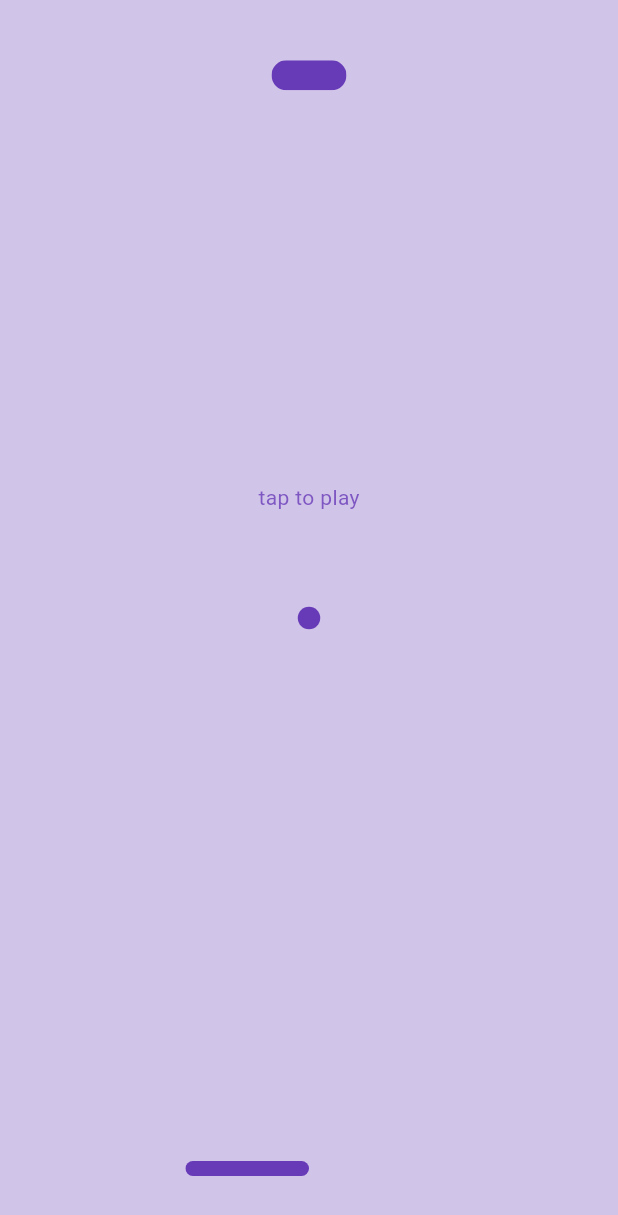
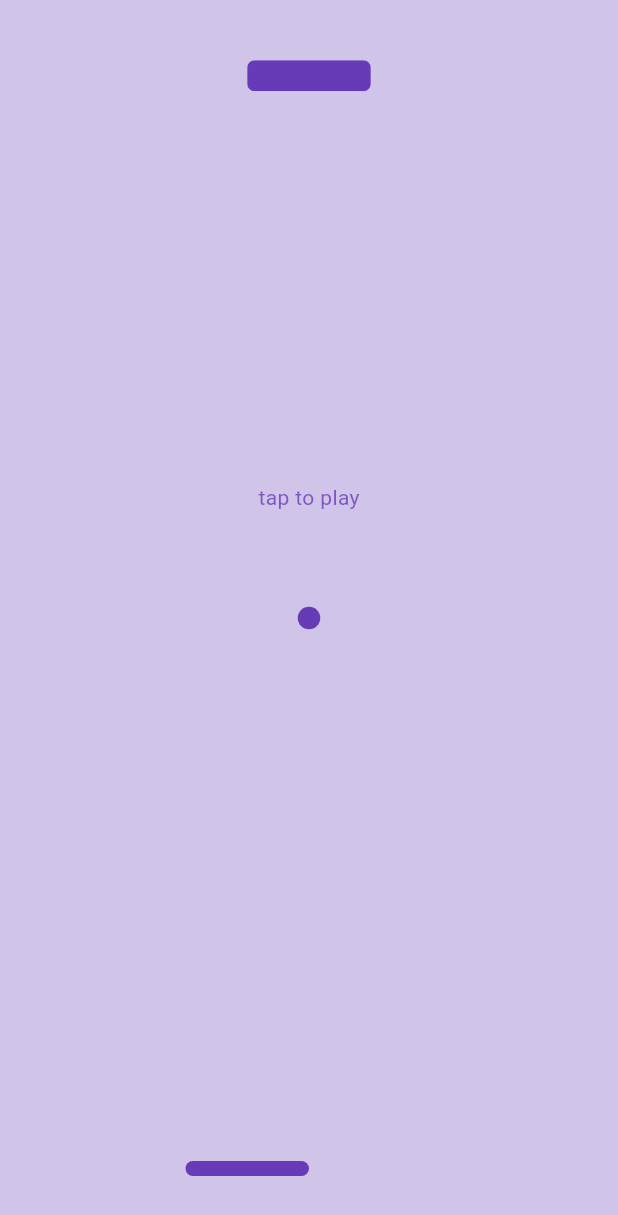
Before and after one commit to fernandojosecc/brick_breaker, a Flutter app: the screen it shows after launch, on a phone screen of 412 x 824 dp. Shown: the top 1215 px of the screen. Run offline on Flutter 3.47's test engine with Material 3 defaults, Android fonts, the phone set to English and light mode, and no system bars.

Commit message:
Finishing adding the brick and making it break with the ball too

```diff
--- /dev/null
+++ b/lib/brick.dart
@@ -0,0 +1,34 @@
+import 'package:flutter/material.dart';
+
+class MyBrick extends StatelessWidget {
+  final brickX;
+  final brickY;
+  final brickHeight;
+  final brickWidth;
+  final bool brickBroken;
+
+  MyBrick({
+    this.brickHeight,
+    this.brickWidth,
+    this.brickX,
+    this.brickY,
+    required this.brickBroken,
+  });
+
+  @override
+  Widget build(BuildContext context) {
+    return brickBroken
+        ? Container()
+        : Container(
+          alignment: Alignment(brickX, brickY),
+          child: ClipRRect(
+            borderRadius: BorderRadius.circular(5),
+            child: Container(
+              height: MediaQuery.of(context).size.height * brickHeight / 2,
+              width: MediaQuery.of(context).size.width * brickWidth / 2,
+              color: Colors.deepPurple,
+            ),
+          ),
+        );
+  }
+}
--- a/lib/homepage.dart
+++ b/lib/homepage.dart
@@ -1,4 +1,5 @@
 import 'package:brick_breaker/ball.dart';
+import 'package:brick_breaker/brick.dart';
 import 'package:brick_breaker/coverscreen.dart';
 import 'package:brick_breaker/gameoverscreen.dart';
 import 'package:brick_breaker/player.dart';
@@ -43,8 +44,9 @@ class _HomePageState extends State<HomePage> {
   //brick variables
   double brickX = 0;
   double brickY = -0.9;
-  double brickWidth = 0.04; //out of 2
-  double brickHeight = 0.1; //out of 2
+  double brickWidth = 0.4; //out of 2
+  double brickHeight = 0.05; //out of 2
+  bool brickBroken = false;
 
   //game settings
   bool hasGameStarted = false;
@@ -64,7 +66,22 @@ class _HomePageState extends State<HomePage> {
         timer.cancel();
         isGameOver = true;
       }
+
+      //Check if brick is hit
+      checkForBrokenBricks();
     });
+  }
+
+  void checkForBrokenBricks() {
+    //checks for when ball hits bottom of brick
+    if (ballX >= brickX &&
+        ballX <= brickX + brickWidth &&
+        ballY <= brickY + brickHeight &&
+        brickBroken == false) {
+      setState(() {
+        brickBroken = true;
+      });
+    }
   }
 
   //is player dead
@@ -73,7 +90,6 @@ class _HomePageState extends State<HomePage> {
     if (ballY >= 1) {
       return true;
     }
-
     return false;
   }
 
@@ -155,18 +171,13 @@ class _HomePageState extends State<HomePage> {
                 MyPlayer(playerX: playerX, playerWidth: playerWidth),
 
                 //bricks
-                Container(
-                  alignment: Alignment(0, -0.9),
-                  child: ClipRRect(
-                    borderRadius: BorderRadius.circular(10),
-                    child: Container(
-                      height: 20,
-                      width: 50,
-                      color: Colors.deepPurple,
-                    ),
-                  ),
+                MyBrick(
+                  brickX: brickX,
+                  brickY: brickY,
+                  brickWidth: brickWidth,
+                  brickHeight: brickHeight,
+                  brickBroken: brickBroken,
                 ),
-
                 //Where is playerX exactly?
               ],
             ),
```
